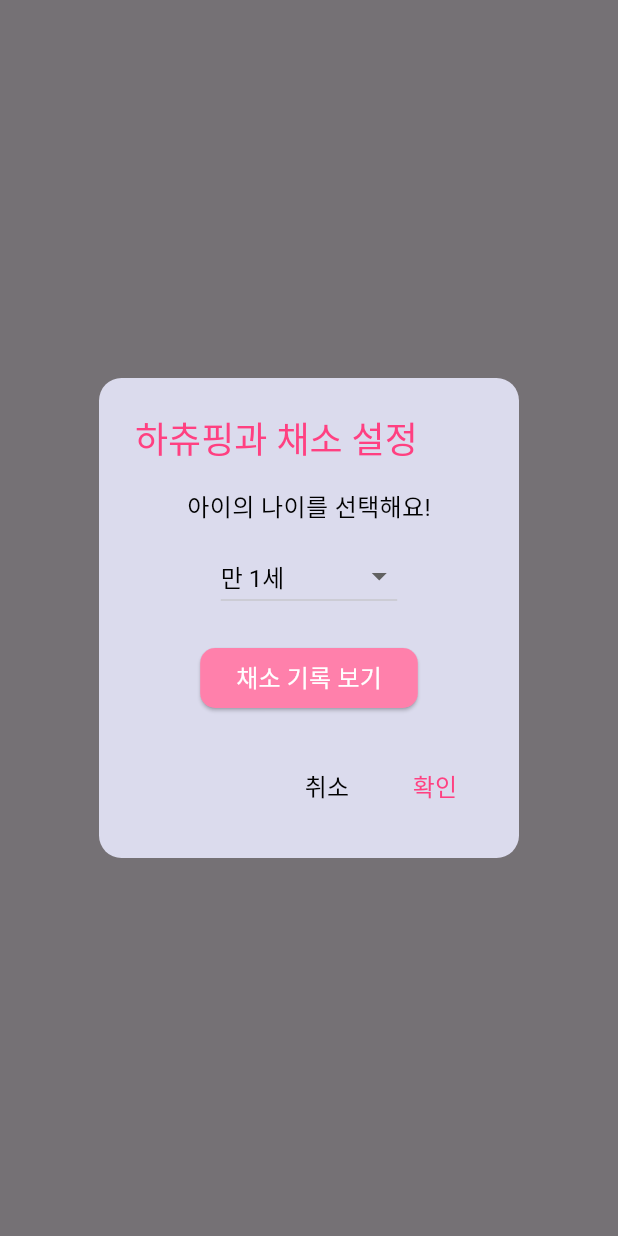
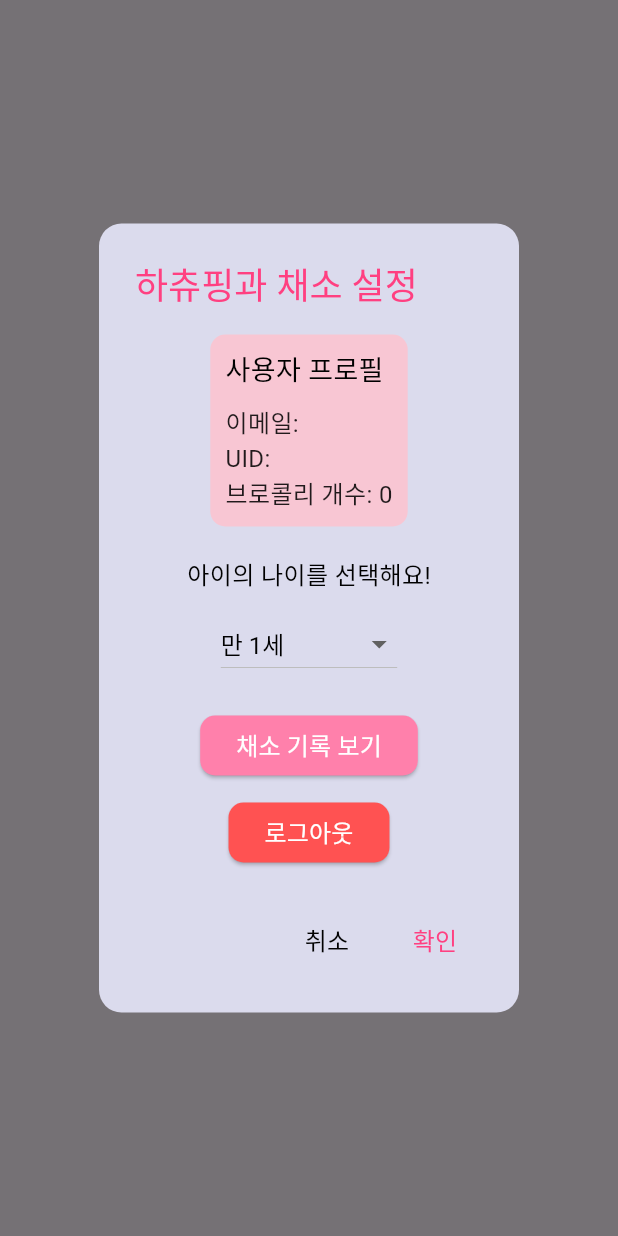
Before and after one commit to s0jeong/FoodHabitGame, a Flutter app: what showSettingsDialog() shows on an empty page, opened directly, on a phone screen of 412 x 824 dp. Run offline on Flutter 3.47's test engine with Material 3 defaults, Android fonts, the phone set to English and light mode, and no system bars; drawn by our look-alikes of flutter_animate; our stand-ins replace audioplayers, camera, cloud_firestore, firebase_auth, firebase_core, flutter_login and 3 more; missing offline and left inert: flame, google_mlkit_commons, google_mlkit_face_detection, tflite_flutter; accounts and stored records are empty; Roboto replaces fonts that are missing (Jua); statements that could not run were skipped.

Commit message:
로그아웃 가능

```diff
--- a/flutter_app/lib/screens/preferences.dart
+++ b/flutter_app/lib/screens/preferences.dart
@@ -1,3 +1,4 @@
+// preference.dart
 import 'package:flutter/material.dart';
 import 'package:firebase_auth/firebase_auth.dart';
 import 'package:cloud_firestore/cloud_firestore.dart';
@@ -6,6 +7,7 @@ import 'package:shared_preferences/shared_preferences.dart';
 import 'package:flutter_animate/flutter_animate.dart';
 import 'package:table_calendar/table_calendar.dart';
 import 'package:intl/intl.dart';
+import '../models/user_profile.dart';
 
 class Preferences {
   // 나이에 따른 하루 야채 섭취량 계산 (g 단위)
@@ -24,7 +26,7 @@ class Preferences {
   }
 
   // 저장된 나이와 야채 섭취량, 브로콜리 개수 불러오기
-  static Future<Map<String, int>> getPreferences() async {
+  static Future<Map<String, dynamic>> getPreferences() async {
     final prefs = await SharedPreferences.getInstance();
     int? childAge = prefs.getInt('childAge');
     int? dailyVegetableIntake = prefs.getInt('dailyVegetableIntake');
@@ -79,12 +81,32 @@ class Preferences {
     };
   }
 
+  // 사용자 프로필 정보 가져오기
+  static Future<UserProfile?> getUserProfile() async {
+    final user = FirebaseAuth.instance.currentUser;
+    if (user != null) {
+      try {
+        final doc = await FirebaseFirestore.instance
+            .collection('users')
+            .doc(user.uid)
+            .get();
+        if (doc.exists) {
+          return UserProfile.fromMap(doc.data()!);
+        }
+      } catch (e) {
+        print('Firestore 프로필 로드 오류: $e');
+      }
+    }
+    return null;
+  }
+
   // 환경 설정 다이얼로그 표시
   static Future<void> showSettingsDialog(BuildContext context) async {
     print('환경 설정 다이얼로그 호출');
     final prefs = await SharedPreferences.getInstance();
     int initialAge = prefs.getInt('childAge') ?? 1;
     int? selectedAge = initialAge;
+    final userProfile = await getUserProfile();
 
     await showDialog(
       context: context,
@@ -97,11 +119,44 @@ class Preferences {
             '하츄핑과 채소 설정',
             style: GoogleFonts.jua(fontSize: 24, color: Color(0xFFFF4081)),
           ),
-          content: StatefulBuilder(
+          content: SingleChildScrollView(
+            child: StatefulBuilder(
               builder: (context, setState) {
                 return Column(
                   mainAxisSize: MainAxisSize.min,
                   children: [
+                    // 사용자 프로필 섹션
+                    Container(
+                      padding: EdgeInsets.all(10),
+                      decoration: BoxDecoration(
+                        color: Color(0xFFFFC1CC).withOpacity(0.8),
+                        borderRadius: BorderRadius.circular(10),
+                      ),
+                      child: Column(
+                        crossAxisAlignment: CrossAxisAlignment.start,
+                        children: [
+                          Text(
+                            '사용자 프로필',
+                            style: GoogleFonts.jua(fontSize: 18, color: Colors.black),
+                          ),
+                          SizedBox(height: 10),
+                          Text(
+                            '이메일: ${userProfile?.email ?? "없음"}',
+                            style: GoogleFonts.jua(fontSize: 16, color: Colors.black87),
+                          ),
+                          Text(
+                            'UID: ${userProfile?.uid ?? "없음"}',
+                            style: GoogleFonts.jua(fontSize: 16, color: Colors.black87),
+                          ),
+                          Text(
+                            '브로콜리 개수: ${userProfile?.broccoliCount ?? 0}',
+                            style: GoogleFonts.jua(fontSize: 16, color: Colors.black87),
+                          ),
+                        ],
+                      ),
+                    ).animate().fadeIn(duration: 0.5.seconds),
+                    SizedBox(height: 20),
+                    // 나이 선택 섹션
                     Text(
                       '아이의 나이를 선택해요!',
                       style: GoogleFonts.jua(fontSize: 16, color: Colors.black),
@@ -125,6 +180,7 @@ class Preferences {
                       style: GoogleFonts.jua(color: Colors.black),
                     ).animate().fadeIn(duration: 0.5.seconds),
                     const SizedBox(height: 20),
+                    // 채소 기록 보기 버튼
                     ElevatedButton(
                       onPressed: () {
                         print('채소 기록 보기 버튼 클릭');
@@ -140,9 +196,39 @@ class Preferences {
                         style: GoogleFonts.jua(fontSize: 16, color: Colors.white),
                       ),
                     ),
+                    const SizedBox(height: 10),
+                    // 로그아웃 버튼
+                    ElevatedButton(
+                      onPressed: () async {
+                        print('로그아웃 버튼 클릭');
+                        await FirebaseAuth.instance.signOut();
+                        final prefs = await SharedPreferences.getInstance();
+                        await prefs.setBool('forceLogin', true); // 로그아웃 시 forceLogin 활성화
+                        Navigator.pop(dialogContext);
+                        Navigator.of(context).pushReplacementNamed('/login');
+                        ScaffoldMessenger.of(context).showSnackBar(
+                          SnackBar(
+                            content: Text(
+                              '하츄핑이 로그아웃했어요!',
+                              style: GoogleFonts.jua(fontSize: 16),
+                            ),
+                            backgroundColor: Color(0xFFFF80AB),
+                          ),
+                        );
+                      },
+                      style: ElevatedButton.styleFrom(
+                        backgroundColor: Colors.redAccent,
+                        shape: RoundedRectangleBorder(borderRadius: BorderRadius.circular(10)),
+                      ),
+                      child: Text(
+                        '로그아웃',
+                        style: GoogleFonts.jua(fontSize: 16, color: Colors.white),
+                      ),
+                    ),
                   ],
                 );
               },
+            ),
           ),
           actions: [
             TextButton(
@@ -284,8 +370,8 @@ class Preferences {
                               selectedDay = selected;
                               focusedDay = focused;
                             });
-                            Navigator.pop(dialogContext); // 다이얼로그 닫기
-                            await _showRecordsForDate(context, selected); // 기록 표시
+                            Navigator.pop(dialogContext);
+                            await _showRecordsForDate(context, selected);
                           },
                           calendarStyle: CalendarStyle(
                             todayDecoration: BoxDecoration(
@@ -352,19 +438,11 @@ class Preferences {
           .doc(user.uid)
           .collection('game_records')
           .where('date', isEqualTo: dateStr)
-          .get(); // orderBy 제거하여 인덱스 문제 테스트
+          .get();
 
       records = snapshot.docs.map((doc) => doc.data()).toList();
       print('로드된 문서 수: ${snapshot.docs.length}');
       print('로드된 기록: $records');
-
-      // 디버깅: 전체 문서 조회
-      final allSnapshots = await FirebaseFirestore.instance
-          .collection('users')
-          .doc(user.uid)
-          .collection('game_records')
-          .get();
-      print('모든 문서: ${allSnapshots.docs.map((doc) => doc.data()).toList()}');
     } catch (e, stackTrace) {
       print('Firestore 기록 로드 오류: $e\n$stackTrace');
       ScaffoldMessenger.of(context).showSnackBar(
```
Also changed, not shown: flutter_app/lib/main.dart (+17 -7 lines), flutter_app/lib/screens/login_screen.dart (+15 -9 lines), flutter_app/lib/screens/user_profile.dart (added, +38 -0 lines). Lines whose indentation alone changed are shown as unchanged.
